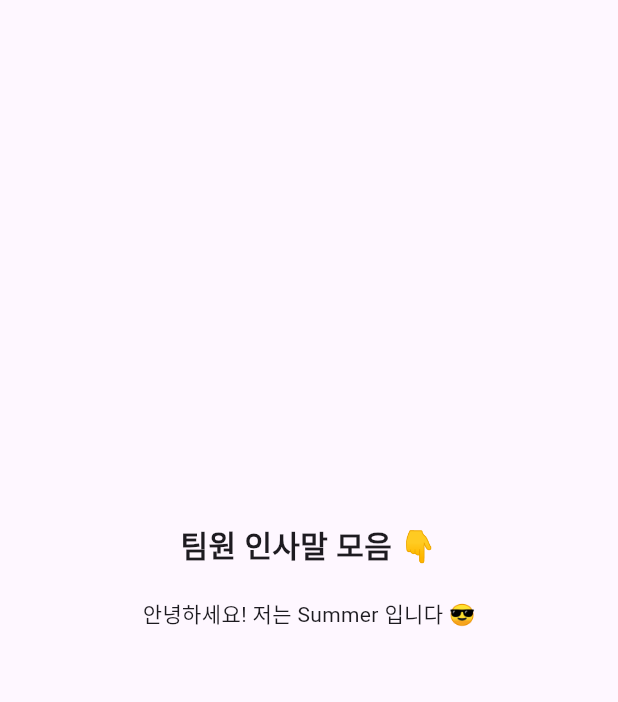
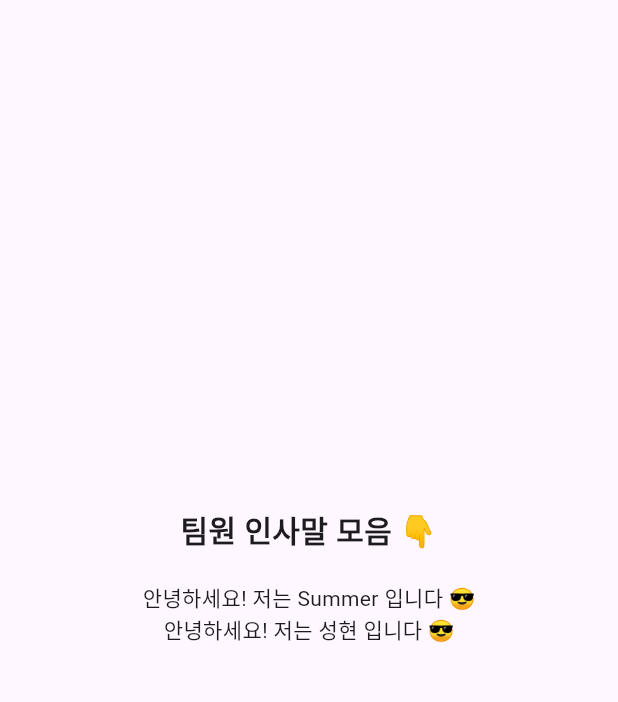
Before and after one commit to sunmer79/HECHUp, a Flutter app: the screen it shows after launch, on a phone screen of 412 x 824 dp, the part 84-786 px from its top. Run offline on Flutter 3.47's test engine with Material 3 defaults, Android fonts, the light colour scheme and no system bars.

Commit message:
팀장님 요청 - 이름 추가

```diff
--- a/lib/main.dart
+++ b/lib/main.dart
@@ -41,6 +41,7 @@
             SizedBox(height: 20),
             // 👉 여기 아래에 각자 한 줄씩 추가하면 됩니다!
             Text('안녕하세요! 저는 Summer 입니다 😎'),
+            Text('안녕하세요! 저는 성현 입니다 😎')
             // 예시:
             // Text( );
           ],
```
